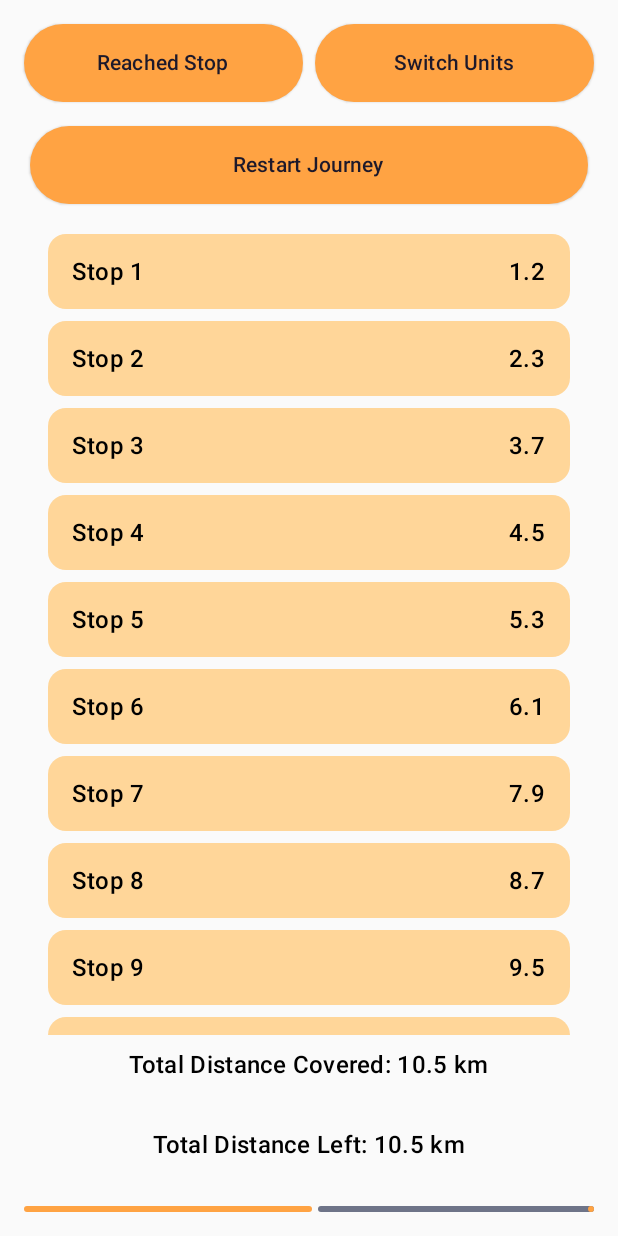
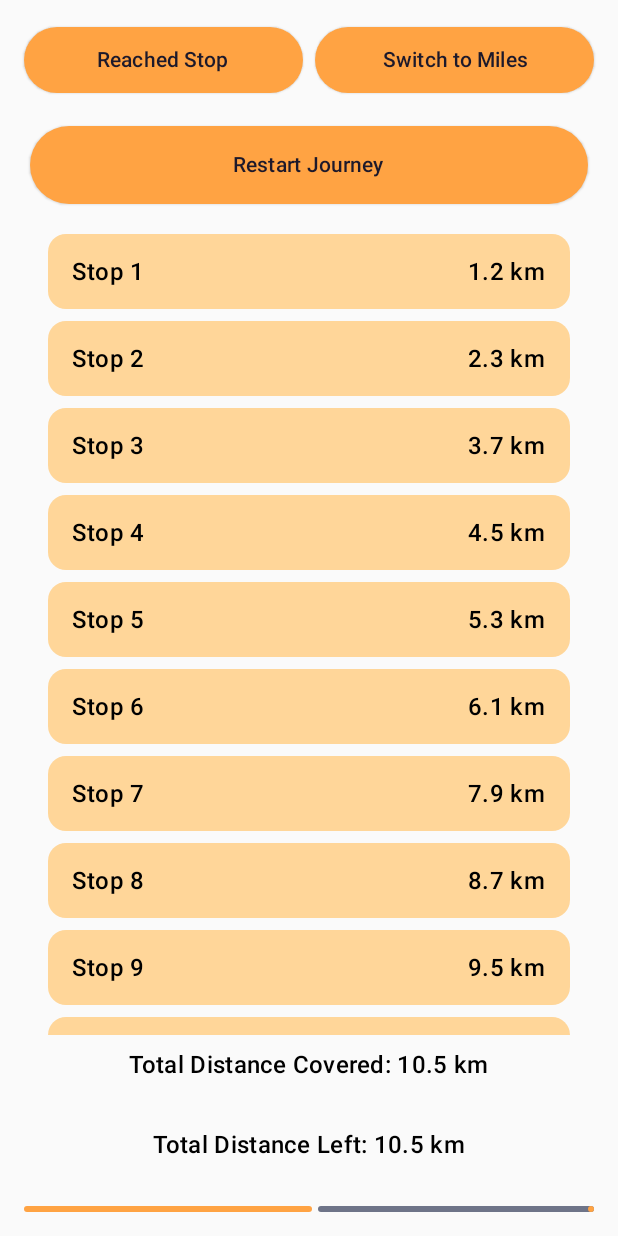
Before and after one commit to dikshasethi2511/Mobile_Computing_Assignment_1, an Android app built with Jetpack Compose: the screen it shows after launch (MainActivity), on a phone screen of 412 x 824 dp. Run offline under Robolectric (Android 15) with nearby library versions, the phone set to English and light mode, and no system bars.

Commit message:
feat: added functionality of toggling between distance units

```diff
--- a/app/src/main/java/com/example/navigationapp/MainActivity.kt
+++ b/app/src/main/java/com/example/navigationapp/MainActivity.kt
@@ -5,7 +5,6 @@ import android.os.Bundle
 import androidx.activity.ComponentActivity
 import androidx.activity.compose.setContent
 import androidx.annotation.StringRes
-import androidx.compose.foundation.background
 import androidx.compose.foundation.layout.Arrangement
 import androidx.compose.foundation.layout.Column
 import androidx.compose.foundation.layout.PaddingValues
@@ -22,14 +21,16 @@ import androidx.compose.material3.MaterialTheme
 import androidx.compose.material3.Surface
 import androidx.compose.material3.Text
 import androidx.compose.runtime.Composable
+import androidx.compose.runtime.getValue
+import androidx.compose.runtime.remember
+import androidx.compose.runtime.mutableStateOf
 import androidx.compose.ui.Alignment
 import androidx.compose.ui.Modifier
-import androidx.compose.ui.graphics.Color
 import androidx.compose.ui.res.stringResource
+import androidx.compose.ui.text.style.TextAlign
 import androidx.compose.ui.tooling.preview.Preview
 import androidx.compose.ui.unit.dp
 import com.example.navigationapp.ui.theme.NavigationAppTheme
-import com.google.android.gms.wallet.button.ButtonConstants
 
 class MainActivity : ComponentActivity() {
     override fun onCreate(savedInstanceState: Bundle?) {
@@ -43,7 +44,7 @@ class MainActivity : ComponentActivity() {
 }
 
 @Composable
-fun StopElement(modifier: Modifier = Modifier, @StringRes name: Int, @StringRes distance: Int) {
+fun StopElement(modifier: Modifier = Modifier, @StringRes name: Int, @StringRes distance: Int, isMetricUnit: Boolean) {
     Surface(
         color = LightOrangeColorScheme.primary,
         modifier = modifier
@@ -63,7 +64,11 @@ fun StopElement(modifier: Modifier = Modifier, @StringRes name: Int, @StringRes
                 modifier = Modifier.padding(start = 16.dp)
             )
             Text(
-                text = stringResource(distance),
+                text = if (isMetricUnit) {
+                    stringResource(distance) + " km"
+                } else {
+                    convertKmToMiles(stringResource(distance).toFloat()) + " miles"
+                },
                 style = MaterialTheme.typography.titleMedium,
                 modifier = Modifier.padding(end = 16.dp)
             )
@@ -71,8 +76,15 @@ fun StopElement(modifier: Modifier = Modifier, @StringRes name: Int, @StringRes
     }
 }
 
+private fun convertKmToMiles(km: Float): String {
+    // Convert kilometers to miles using the conversion factor.
+    val miles = km * 0.621371
+    // Format the result to two decimal place.
+    return String.format("%.2f", miles)
+}
+
 @Composable
-fun StopsColumn(modifier: Modifier = Modifier) {
+fun StopsColumn(modifier: Modifier = Modifier, isMetricUnit: Boolean) {
     LazyColumn(
         modifier = modifier,
         verticalArrangement = Arrangement.spacedBy(8.dp),
@@ -83,6 +95,7 @@ fun StopsColumn(modifier: Modifier = Modifier) {
             StopElement(
                 name = nameResId,
                 distance = distanceResId,
+                isMetricUnit = isMetricUnit,
             )
         }
     }
@@ -117,7 +130,10 @@ fun JourneyDetails(modifier: Modifier = Modifier) {
 }
 
 @Composable
-fun TopButtonsRow(modifier: Modifier = Modifier) {
+fun TopButtonsRow(
+    modifier: Modifier = Modifier, isMetricUnit: Boolean,
+    onUnitSwitchClick: () -> Unit
+) {
     Column(
         modifier = Modifier
             .height(120.dp)
@@ -141,12 +157,12 @@ fun TopButtonsRow(modifier: Modifier = Modifier) {
             ) {
                 Text(
                     "Reached Stop",
-                    modifier = Modifier.padding(vertical = 8.dp)
+                    modifier = Modifier.padding(vertical = 4.dp)
                 )
             }
 
             ElevatedButton(
-                onClick = {},
+                onClick = { onUnitSwitchClick() },
                 modifier = Modifier
                     .weight(1f)
                     .padding(start = 4.dp),
@@ -156,8 +172,9 @@ fun TopButtonsRow(modifier: Modifier = Modifier) {
                 )
             ) {
                 Text(
-                    "Switch Units",
-                    modifier = Modifier.padding(vertical = 8.dp)
+                    if (isMetricUnit) "Switch to Miles" else "Switch to Km",
+                    modifier = Modifier.padding(vertical = 4.dp),
+                    textAlign = TextAlign.Center
                 )
             }
         }
@@ -195,11 +212,14 @@ fun MyApp(modifier: Modifier = Modifier) {
             .fillMaxSize()
             .padding(16.dp),
     ) {
-        TopButtonsRow(modifier = Modifier.weight(1f))
+        val isMetricUnit = remember { mutableStateOf(true) }
+        TopButtonsRow(modifier = Modifier.weight(1f), isMetricUnit = isMetricUnit.value,
+            onUnitSwitchClick = { isMetricUnit.value = !isMetricUnit.value })
         StopsColumn(
             modifier = Modifier
                 .weight(2f)
-                .padding(bottom = 8.dp)
+                .padding(bottom = 8.dp),
+            isMetricUnit = isMetricUnit.value,
         )
         JourneyDetails(modifier = Modifier.weight(1f))
     }
@@ -228,7 +248,8 @@ fun StopElementPreview() {
         StopElement(
             name = R.string.stop1_name,
             distance = R.string.stop1_distance,
-            modifier = Modifier.padding(8.dp)
+            modifier = Modifier.padding(8.dp),
+            isMetricUnit = true,
         )
     }
 }
@@ -236,13 +257,18 @@ fun StopElementPreview() {
 @Preview(showBackground = true, widthDp = 320)
 @Composable
 fun StopsColumnPreview() {
-    NavigationAppTheme { StopsColumn() }
+    NavigationAppTheme { StopsColumn(isMetricUnit = true) }
 }
 
 @Preview(showBackground = true, widthDp = 320)
 @Composable
 fun TopButtonsRowPreview() {
-    NavigationAppTheme { TopButtonsRow() }
+    NavigationAppTheme {
+        TopButtonsRow(
+            isMetricUnit = true,
+            onUnitSwitchClick = {}
+        )
+    }
 }
 
 @Preview(showBackground = true, widthDp = 320)
```
